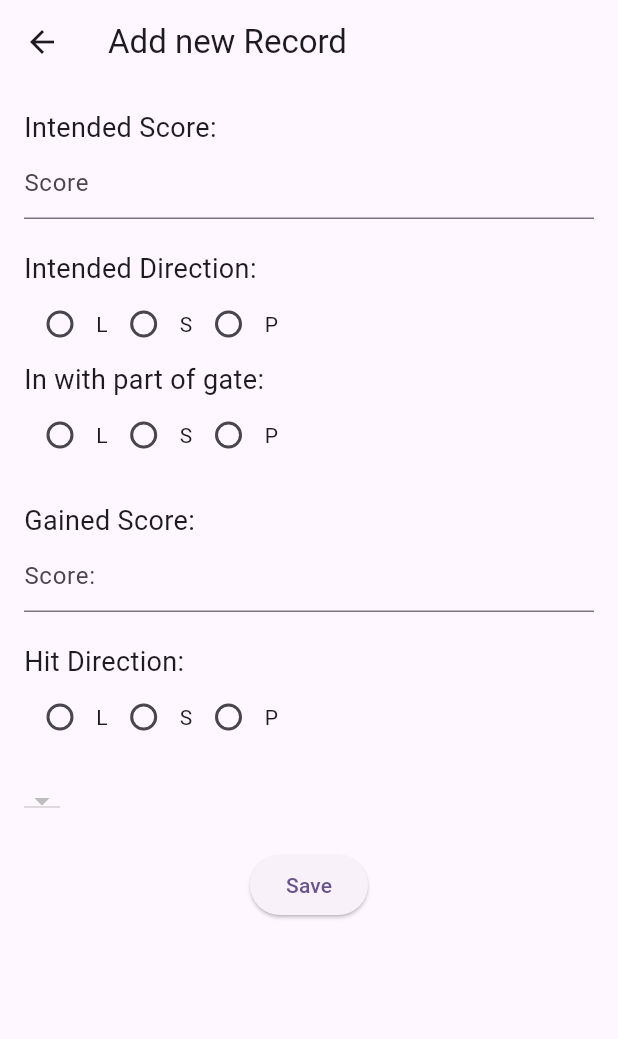
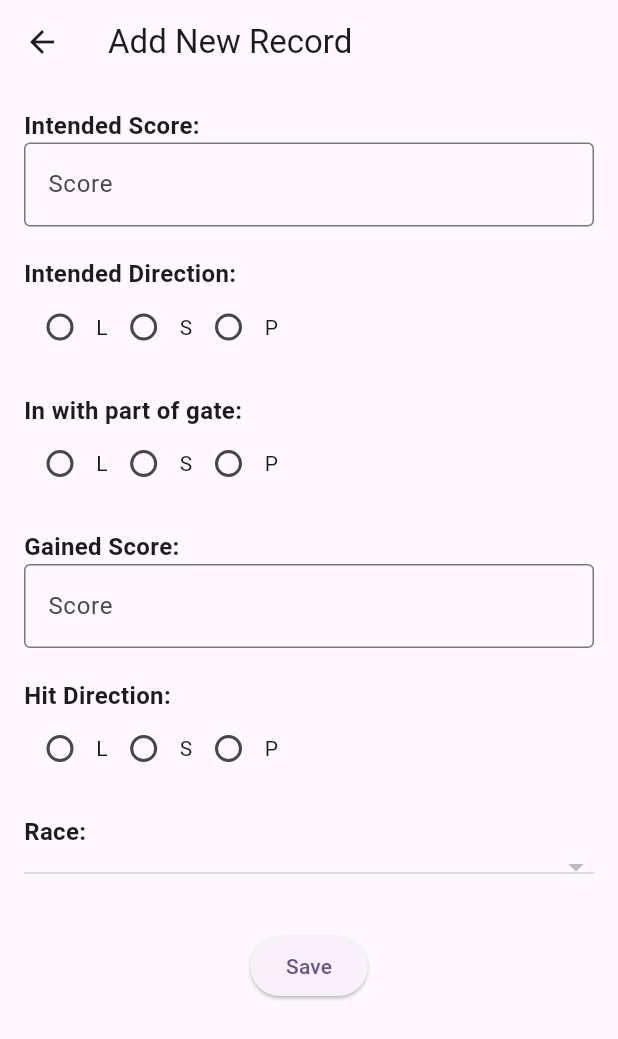
Before and after one commit to Thechopsee/exdata_collector, a Flutter app: the addNewScoreScreen screen opened directly with empty values, after a tap on "Save", on a phone screen of 412 x 824 dp. Shown: the top 1039 px of the screen. Run offline on Flutter 3.47's test engine with Material 3 defaults, Android fonts, the light colour scheme and no system bars; our stand-ins replace shared_preferences; accounts and stored records are empty.

Commit message:
feat:better data handling

```diff
--- a/lib/Components/RunItem.dart
+++ b/lib/Components/RunItem.dart
@@ -1,3 +1,4 @@
+import 'package:exdata_collector/Services/LocalDatabaseService/LocalDataManager.dart';
 import 'package:exdata_collector/Services/LocalSaver.dart';
 import 'package:flutter/material.dart';
 import '../Models/Boat.dart';
@@ -10,7 +11,7 @@ class RunItem extends StatelessWidget {
   @override
   Widget build(BuildContext context) {
     return FutureBuilder<Boat>(
-      future: LocalSaver.loadBoatData(run.boatID),
+      future: LocalDataManager.shared.load<Boat>(Boat,run.boatID),
       builder: (context, snapshot) {
         if (snapshot.connectionState == ConnectionState.waiting) {
           return const Center(child: CircularProgressIndicator());
--- /dev/null
+++ b/lib/Models/AbstractModel.dart
@@ -0,0 +1,3 @@
+abstract class AbstractModel{
+  Map<String, dynamic> toJson();
+}
--- a/lib/Models/Boat.dart
+++ b/lib/Models/Boat.dart
@@ -1,4 +1,6 @@
-class Boat {
+import 'package:exdata_collector/Models/AbstractModel.dart';
+
+class Boat implements AbstractModel{
   int bID = 0;
   int dbID = 0;
   String? name;
@@ -6,11 +8,12 @@ class Boat {
   String? timerSeconds;
   String? timerExplanation;
 
-  Boat();
-  void fromString(int id, String loadedString) {
-    print(loadedString);
+  Boat({
+    required this.name,
+    required this.boatClass,
+  });
+  Boat.fromString(int id, String loadedString){
     List<String> ad = loadedString.split(';');
-    print(loadedString);
     bID = id;
     name = ad[0];
     boatClass = ad[1];
@@ -30,6 +33,7 @@ class Boat {
         timerSeconds = json['timerSeconds'],
         timerExplanation = json['timerExplanation'];
 
+  @override
   Map<String, dynamic> toJson() => {
     'id': bID,
     'dbID':dbID,
--- a/lib/Models/Race.dart
+++ b/lib/Models/Race.dart
@@ -1,4 +1,6 @@
-class Race {
+import 'package:exdata_collector/Models/AbstractModel.dart';
+
+class Race implements AbstractModel{
   String name;
   DateTime date;
   int rcid;
--- a/lib/Models/Run.dart
+++ b/lib/Models/Run.dart
@@ -1,4 +1,6 @@
-class Run {
+import 'package:exdata_collector/Models/AbstractModel.dart';
+
+class Run implements AbstractModel{
   int rid = 0;
   int drid= 0;
   int boatID = 0;
@@ -10,6 +12,8 @@ class Run {
   int rcid=0;
   DateTime dateTime = DateTime.now();
 
+  Run();
+
   Run.fromString(String runString) {
     var splitData = runString.split(';');
     rid = int.parse(splitData[0]);
@@ -20,8 +24,12 @@ class Run {
     directionHit = splitData[5];
     drid=int.parse(splitData[6]);
     rcid=int.parse(splitData[7]);
-    intentedPartOfGate = splitData[8] ;
-    dateTime = DateTime.parse(splitData[9]);
+    if(splitData.length > 8) {
+      intentedPartOfGate = splitData[8];
+      dateTime = DateTime.parse(splitData[9]);
+    }
+    else
+      dateTime = DateTime.now();
   }
 
   Run.fromJson(Map<String, dynamic> json)
--- /dev/null
+++ b/lib/Services/LocalDatabaseService/BoatDataHandler.dart
@@ -0,0 +1,53 @@
+import 'package:exdata_collector/Models/AbstractModel.dart';
+import 'package:exdata_collector/Models/Boat.dart';
+import 'package:exdata_collector/Services/LocalDatabaseService/BaseDataHandler.dart';
+import 'package:exdata_collector/Services/LocalDatabaseService/IDataHandler.dart';
+import 'package:shared_preferences/shared_preferences.dart';
+
+class BoatDataHandler extends BaseDataHandler {
+  @override
+  bool canHandle(Type model) {
+    bool test=model == Boat;
+    return test;
+  }
+
+  @override
+  Future<void> save(Object model) async {
+    final prefs = await SharedPreferences.getInstance();
+    Boat boat = model as Boat;
+    int? index = prefs.getInt("boatNums") ?? 0;
+    index++;
+    prefs.setInt("boatNums", index);
+    prefs.setString('boat$index', '${boat.name};${boat.boatClass};${boat.dbID}');
+  }
+
+  @override
+  Future<List<Object>> loadAll() async {
+    final prefs = await SharedPreferences.getInstance();
+    int? index = prefs.getInt("boatNums");
+    if (index == null) return [];
+    List<Object> boats = [];
+    for (int i = 1; i <= index; i++) {
+      String? data = prefs.getString('boat$i');
+      if (data != null) {
+        Boat boat = Boat.fromString(i, data);
+        boats.add(boat);
+      }
+    }
+    return boats;
+  }
+
+  @override
+  Future<Object?> load(int id) async{
+    final prefs = await SharedPreferences.getInstance();
+    String? data = prefs.getString('boat$id');
+    if (data != null) {
+      Boat boat = Boat.fromString(id, data);
+      //boat.fromString(id, data);
+      return boat;
+    }
+    return null;
+  }
+
+
+}
--- /dev/null
+++ b/lib/Services/LocalDatabaseService/LocalDataManager.dart
@@ -0,0 +1,54 @@
+import 'package:exdata_collector/Services/LocalDatabaseService/BoatDataHandler.dart';
+import 'package:exdata_collector/Services/LocalDatabaseService/IDataHandler.dart';
+import 'package:exdata_collector/Services/LocalDatabaseService/RaceDataHandler.dart';
+import 'package:exdata_collector/Services/LocalDatabaseService/RunDataHandler.dart';
+
+class LocalDataManager {
+  final List<IDataHandler> _handlers = [];
+
+  static final LocalDataManager shared = LocalDataManager._internal();
+
+
+  LocalDataManager._internal() {
+    _handlers.addAll([
+      BoatDataHandler(),
+      RaceDataHandler(),
+      RunDataHandler(),
+    ]);
+  }
+
+  Future<void> save(Object model) async {
+    for (var handler in _handlers) {
+      if (handler.canHandle(model.runtimeType)) {
+        await handler.save(model);
+        return;
+      }
+    }
+    throw Exception("No handler found for ${model.runtimeType}");
+  }
+  Future<T>load<T>(Type modelType,int id) async {
+    for (var handler in _handlers) {
+      if (handler.canHandle(modelType)) {
+        return await handler.load(id) as T;
+      }
+    }
+    throw Exception("No handler found for $modelType");
+  }
+
+  Future<List<T>> loadAll<T>(Type modelType) async {
+    for (var handler in _handlers) {
+      if (handler.canHandle(modelType)) {
+        return (await handler.loadAll()).whereType<T>().toList();
+      }
+    }
+    throw Exception("No handler found for $modelType");
+  }
+  Future<List<T>> loadByParam<T>(Type modelType,String paramName, String stringifiedValue) async {
+    for (var handler in _handlers) {
+      if (handler.canHandle(modelType)) {
+        return (await handler.loadByParam(paramName, stringifiedValue)).whereType<T>().toList();
+      }
+    }
+    throw Exception("No handler found for $modelType");
+  }
+}
--- /dev/null
+++ b/lib/Services/LocalDatabaseService/RaceDataHandler.dart
@@ -0,0 +1,52 @@
+import 'dart:convert';
+import 'package:exdata_collector/Services/LocalDatabaseService/BaseDataHandler.dart';
+import 'package:shared_preferences/shared_preferences.dart';
+import 'package:exdata_collector/Models/Race.dart';
+import 'IDataHandler.dart';
+
+class RaceDataHandler extends BaseDataHandler {
+  @override
+  bool canHandle(Type model) => model == Race;
+
+  @override
+  bool canHandleType(Type type) => type == Race;
+
+  @override
+  Future<void> save(Object model) async {
+    final prefs = await SharedPreferences.getInstance();
+    Race race = model as Race;
+    int? index = prefs.getInt("raceNums") ?? 0;
+    index++;
+    race.rcid = index;
+    race.drcid = 0;
+    prefs.setInt("raceNums", index);
+    prefs.setString('race$index', jsonEncode(race.toJson()));
+  }
+
+  @override
+  Future<List<Object>> loadAll() async {
+    final prefs = await SharedPreferences.getInstance();
+    int? index = prefs.getInt("raceNums");
+    if (index == null) return [];
+    List<Object> races = [];
+    for (int i = 1; i <= index; i++) {
+      String? data = prefs.getString('race$i');
+      if (data != null) {
+        Race race = Race.fromJson(jsonDecode(data));
+        races.add(race);
+      }
+    }
+    return races;
+  }
+
+  @override
+  Future<Object?> load(int id) async {
+    final prefs = await SharedPreferences.getInstance();
+    String? data = prefs.getString('race$id');
+    if (data != null) {
+      Race race = Race.fromJson(jsonDecode(data));
+      return race;
+    }
+    return null;
+  }
+}
--- a/lib/Services/LocalSaver.dart
+++ b/lib/Services/LocalSaver.dart
@@ -4,7 +4,7 @@ import 'package:exdata_collector/Models/Race.dart';
 import 'package:shared_preferences/shared_preferences.dart';
 import 'dart:convert';
 
-class LocalSaver {
+/*class LocalSaver {
   static void saveRunData({
     required int boatID,
     required int scope,
@@ -175,3 +175,4 @@ class LocalSaver {
 
 
 }
+*/
--- a/lib/addNewRaceScreen.dart
+++ b/lib/addNewRaceScreen.dart
@@ -1,3 +1,4 @@
+import 'package:exdata_collector/Services/LocalDatabaseService/LocalDataManager.dart';
 import 'package:exdata_collector/Services/LocalSaver.dart';
 import 'package:flutter/material.dart';
 import 'Models/Race.dart';
@@ -19,7 +20,7 @@ class _AddNewRaceScreenState extends State<AddNewRaceScreen> {
     super.dispose();
   }
 
-  void _submitForm() {
+  void _submitForm() async{
     if (_formKey.currentState!.validate()) {
       Race newRace = Race(
         name: _nameController.text,
@@ -27,7 +28,7 @@ class _AddNewRaceScreenState extends State<AddNewRaceScreen> {
         rcid: 0,
         drcid: 0,
       );
-      LocalSaver.saveRaceData(race: newRace);
+      await LocalDataManager.shared.save(newRace);
       Navigator.pop(context);
     }
   }
--- a/lib/addNewScoreScreen.dart
+++ b/lib/addNewScoreScreen.dart
@@ -1,3 +1,5 @@
+import 'package:exdata_collector/Models/Run.dart';
+import 'package:exdata_collector/Services/LocalDatabaseService/LocalDataManager.dart';
 import 'package:flutter/material.dart';
 import 'Services/LocalSaver.dart';
 import 'Models/Boat.dart';
@@ -52,8 +54,8 @@ class _addNewScoreScreenState extends State<addNewScoreScreen> {
   }
   void loadOptions ()async
   {
-    boatOptions=await LocalSaver.loadAllBoats();
-    races=await LocalSaver.loadAllRaces();
+    boatOptions=await LocalDataManager.shared.loadAll<Boat>(Boat);
+    races=await LocalDataManager.shared.loadAll<Race>(Race);
     for(int i=0;i<races.length;i++)
       {
         _racesC.add("${races[i].rcid} ${races[i].name} ${races[i].date.year}");
@@ -118,231 +120,149 @@ class _addNewScoreScreenState extends State<addNewScoreScreen> {
   Widget build(BuildContext context) {
     return Scaffold(
       appBar: AppBar(
-        title: const Text('Add new Record'),
+        title: const Text('Add New Record'),
       ),
-      body: Padding(
-        padding: const EdgeInsets.all(16.0),
+      body: SafeArea(
+        child: SingleChildScrollView(
+          padding: const EdgeInsets.all(16),
           child: Column(
             crossAxisAlignment: CrossAxisAlignment.start,
             children: [
-            const Text(
-              'Intended Score:',
-              style: TextStyle(fontSize: 18),
-            ),
+              // Intended Score
+              _buildLabel('Intended Score:'),
               TextField(
                 controller: _textEditingController,
+                keyboardType: TextInputType.number,
                 decoration: const InputDecoration(
                   hintText: 'Score',
+                  border: OutlineInputBorder(),
                 ),
               ),
               const SizedBox(height: 20),
-            const Text(
-              'Intended Direction:',
-              style: TextStyle(fontSize: 18),
-            ),
-            Row(
-              children: [
-                Radio<String>(
-                  value: 'L',
-                  groupValue: _selectedOption,
-                  onChanged: (value) {
-                    setState(() {
-                      _selectedOption = value;
-                    });
-                  },
-                ),
-                const Text('L'),
-                Radio<String>(
-                  value: 'S',
-                  groupValue: _selectedOption,
-                  onChanged: (value) {
-                    setState(() {
-                      _selectedOption = value;
-                    });
-                  },
-                ),
-                const Text('S'),
-                Radio<String>(
-                  value: 'P',
-                  groupValue: _selectedOption,
-                  onChanged: (value) {
-                    setState(() {
-                      _selectedOption = value;
-                    });
-                  },
-                ),
-                const Text('P'),
-              ],
-            ),
-            const Text(
-              'In with part of gate:',
-              style: TextStyle(fontSize: 18),
-            ),
-            Row(
-              children: [
-                Radio<String>(
-                  value: 'L',
-                  groupValue: _gatePartSelected,
-                  onChanged: (value) {
-                    setState(() {
-                      _gatePartSelected = value;
-                    });
-                  },
-                ),
-                const Text('L'),
-                Radio<String>(
-                  value: 'S',
-                  groupValue: _gatePartSelected,
-                  onChanged: (value) {
-                    setState(() {
-                      _gatePartSelected = value;
-                    });
-                  },
-                ),
-                const Text('S'),
-                Radio<String>(
-                  value: 'P',
-                  groupValue: _gatePartSelected,
-                  onChanged: (value) {
-                    setState(() {
-                      _gatePartSelected = value;
-                    });
-                  },
-                ),
-                const Text('P'),
-              ],
-            ),
+
+              // Intended Direction
+              _buildLabel('Intended Direction:'),
+              _buildRadioGroup(_selectedOption, (val) {
+                setState(() => _selectedOption = val);
+              }),
+
               const SizedBox(height: 20),
-            const Text(
-              'Gained Score:',
-              style: TextStyle(fontSize: 18),
-            ),
+
+              // Gate Part
+              _buildLabel('In with part of gate:'),
+              _buildRadioGroup(_gatePartSelected, (val) {
+                setState(() => _gatePartSelected = val);
+              }),
+
+              const SizedBox(height: 20),
+
+              // Gained Score
+              _buildLabel('Gained Score:'),
               TextField(
                 controller: _secondTextEditingController,
+                keyboardType: TextInputType.number,
                 decoration: const InputDecoration(
-                hintText: 'Score:',
+                  hintText: 'Score',
+                  border: OutlineInputBorder(),
                 ),
               ),
+
               const SizedBox(height: 20),
-            const Text(
-              'Hit Direction:',
-              style: TextStyle(fontSize: 18),
-            ),
-            Row(
-              children: [
-                Radio<String>(
-                  value: 'L',
-                  groupValue: _secondSelectedOption,
-                  onChanged: (value) {
-                    setState(() {
-                      _secondSelectedOption = value;
-                    });
-                  },
-                ),
-                const Text('L'),
-                Radio<String>(
-                  value: 'S',
-                  groupValue: _secondSelectedOption,
-                  onChanged: (value) {
-                    setState(() {
-                      _secondSelectedOption = value;
-                    });
-                  },
-                ),
-                const Text('S'),
-                Radio<String>(
-                  value: 'P',
-                  groupValue: _secondSelectedOption,
-                  onChanged: (value) {
-                    setState(() {
-                      _secondSelectedOption = value;
-                    });
-                  },
-                ),
-                const Text('P'),
+
+              // Hit Direction
+              _buildLabel('Hit Direction:'),
+              _buildRadioGroup(_secondSelectedOption, (val) {
+                setState(() => _secondSelectedOption = val);
+              }),
+
+              const SizedBox(height: 20),
+
+              if (showCombo) ...[
+                _buildLabel('Boat:'),
+                _buildDropdown(_boatSelection, _boatOptionsC, (val) {
+                  setState(() => _boatSelection = val);
+                }),
+                const SizedBox(height: 20),
               ],
-            ),
-            const SizedBox(height: 20),
-            Visibility(
-              visible: showCombo,
-              child:
-            const Text(
-              'Boat:',
-              style: TextStyle(fontSize: 18),
-            ),
-            ),
-            Visibility(
-              visible: showCombo,
-              child:
-            DropdownButton<String>(
 
-              value: _boatSelection,
-              onChanged: (String? newValue) {
-                setState(() {
-                  _boatSelection = newValue;
-                });
-              },
-              items:  _boatOptionsC.map<DropdownMenuItem<String>>((String value) {
-                return DropdownMenuItem<String>(
-                  value: value,
-                  child: Text(value),
-                );
-              }).toList(),
-            ),
-            ),
-            Visibility(
-              visible: showCombo,
-              child:
-              const Text(
-                'Race:',
-                style: TextStyle(fontSize: 18),
-              ),
-            ),
-            Visibility(
-              visible: true,
-              child:
-              DropdownButton<String>(
+              _buildLabel('Race:'),
+              _buildDropdown(_raceSelection, _racesC, (val) {
+                setState(() => _raceSelection = val);
+              }),
 
-                value: _raceSelection,
-                onChanged: (String? newValue) {
-                  setState(() {
-                    _raceSelection = newValue;
-                  });
-                },
-                items:  _racesC.map<DropdownMenuItem<String>>((String value) {
-                  return DropdownMenuItem<String>(
-                    value: value,
-                    child: Text(value),
-                  );
-                }).toList(),
-              ),
-            ),
-            const SizedBox(height: 20),
+              const SizedBox(height: 30),
+
               Center(
                 child: ElevatedButton(
-                onPressed: () {
-                  if(showCombo) {
-                    boatID = int.parse(_boatSelection.toString().split(" ")[0]);
-                  }
-                  int raceid = int.parse(_raceSelection.toString().split(" ")[0]);
-                  print(boatID);
-                  LocalSaver.saveRunData(
-                      boatID: boatID,
-                      scope: int.parse(_textEditingController.text.toString()),
-                      hit: int.parse(_secondTextEditingController.text.toString()),
-                      scopeToo: _selectedOption.toString(),
-                      directionTOO: _secondSelectedOption.toString(),
-                      rcid:raceid,
-                      intentedPartOfGate: _gatePartSelected.toString(),
-                  );
-                  Navigator.pop(context);
-                },
+                  onPressed: _handleSubmit,
                   child: const Text('Save'),
                 ),
               ),
             ],
           ),
         ),
+      ),
     );
   }
+
+  Widget _buildLabel(String text) {
+    return Text(
+      text,
+      style: const TextStyle(fontSize: 16, fontWeight: FontWeight.w600),
+    );
   }
+
+  void _handleSubmit() {
+    if (showCombo) {
+      boatID = int.parse(_boatSelection!.split(" ")[0]);
+    }
+
+    int raceID = int.parse(_raceSelection!.split(" ")[0]);
+
+    var run = Run()
+      ..boatID = boatID
+      ..rcid = raceID
+      ..scopeTo = int.tryParse(_textEditingController.text) ?? 0
+      ..hit = int.tryParse(_secondTextEditingController.text) ?? 0
+      ..directionTo = _selectedOption ?? ''
+      ..directionHit = _secondSelectedOption ?? ''
+      ..intentedPartOfGate = _gatePartSelected ?? '';
+
+    LocalDataManager.shared.save(run);
+    Navigator.pop(context);
+  }
+
+
+  Widget _buildRadioGroup(String? selectedValue, ValueChanged<String?> onChanged) {
+    return Row(
+      children: ['L', 'S', 'P'].map((option) {
+        return Row(
+          children: [
+            Radio<String>(
+              value: option,
+              groupValue: selectedValue,
+              onChanged: onChanged,
+            ),
+            Text(option),
+          ],
+        );
+      }).toList(),
+    );
+  }
+
+  Widget _buildDropdown(String? value, List<String> items, ValueChanged<String?> onChanged) {
+    return DropdownButton<String>(
+      isExpanded: true,
+      value: value,
+      onChanged: onChanged,
+      items: items.map((val) {
+        return DropdownMenuItem(
+          value: val,
+          child: Text(val),
+        );
+      }).toList(),
+    );
+  }
+
+
+}
--- a/lib/runList.dart
+++ b/lib/runList.dart
@@ -1,3 +1,4 @@
+import 'package:exdata_collector/Services/LocalDatabaseService/LocalDataManager.dart';
 import 'package:flutter/material.dart';
 import 'package:intl/intl.dart';
 
@@ -35,8 +36,8 @@ class _RunListState extends State<RunList> {
 
 
     for (var run in widget.items) {
-      if (!raceCache.containsKey("${run.rcid}")) {
-        raceCache["${run.rcid}"] = await LocalSaver.loadRaceData(run.rcid);
+      if (!raceCache.containsKey("${run.rcid}")){
+        raceCache["${run.rcid}"] = await LocalDataManager.shared.load<Race>(Race,run.rcid);
         tempColors["${run.rcid}"] = UIHelper.generateRandomColor();
       }
       final race = raceCache["${run.rcid}"]!;
```
Also changed, not shown: lib/Services/LocalDatabaseService/BaseDataHandler.dart (added, +19 -0 lines), lib/Services/LocalDatabaseService/IDataHandler.dart (added, +24 -0 lines), lib/Services/LocalDatabaseService/RunDataHandler.dart (added, +53 -0 lines), lib/Services/OnlineSaver.dart (+11 -7 lines), lib/addNewBoatScreen.dart (+6 -8 lines), lib/main.dart (+23 -6 lines), pubspec.lock, 1 other file. Lines whose indentation alone changed are shown as unchanged.
